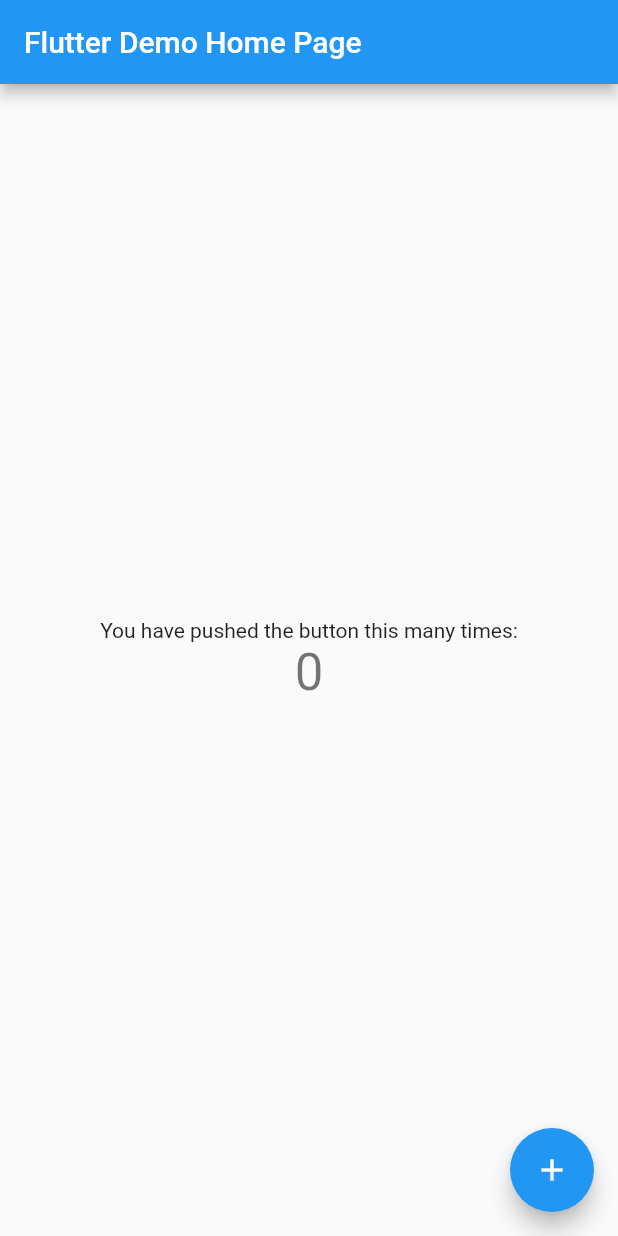
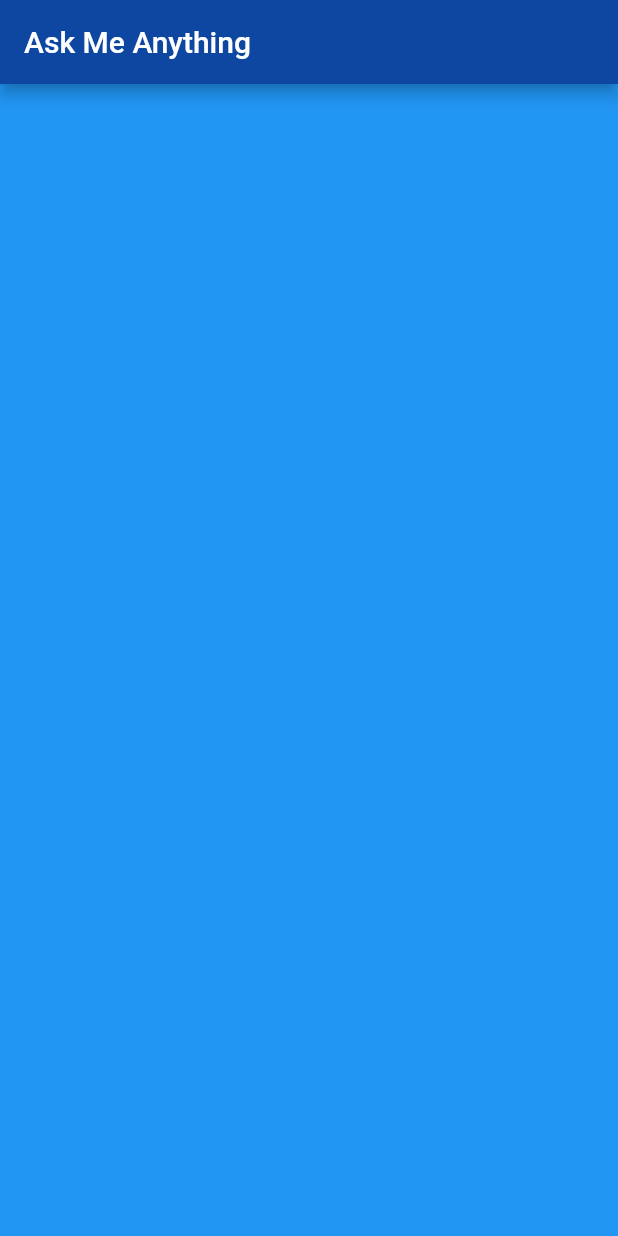
Before and after one commit to Slmdv9/magic_8_ball_flutter, a Flutter app: the screen it shows after launch, on a phone screen of 412 x 824 dp. Run offline on Flutter 3.47's test engine with Material 2 defaults, Android fonts, the phone set to English and light mode, and no system bars.

Commit message:
Step2- Create a Stateless Widget

```diff
--- a/lib/main.dart
+++ b/lib/main.dart
@@ -1,115 +1,25 @@
 import 'package:flutter/material.dart';
 
 void main() {
-  runApp(const MyApp());
+  runApp(
+    const BallPage(),
+  );
 }
 
-class MyApp extends StatelessWidget {
-  const MyApp({super.key});
+class BallPage extends StatelessWidget {
+  const BallPage({super.key});
 
-  // This widget is the root of your application.
   @override
   Widget build(BuildContext context) {
     return MaterialApp(
-      title: 'Flutter Demo',
-      theme: ThemeData(
-        // This is the theme of your application.
-        //
-        // Try running your application with "flutter run". You'll see the
-        // application has a blue toolbar. Then, without quitting the app, try
-        // changing the primarySwatch below to Colors.green and then invoke
-        // "hot reload" (press "r" in the console where you ran "flutter run",
-        // or simply save your changes to "hot reload" in a Flutter IDE).
-        // Notice that the counter didn't reset back to zero; the application
-        // is not restarted.
-        primarySwatch: Colors.blue,
+      home: Scaffold(
+        appBar: AppBar(
+          title: const Text('Ask Me Anything'),
+          backgroundColor: Colors.blue.shade900,
+        ),
+        backgroundColor: Colors.blue,
+        body: Container(),
       ),
-      home: const MyHomePage(title: 'Flutter Demo Home Page'),
     );
   }
 }
-
-class MyHomePage extends StatefulWidget {
-  const MyHomePage({super.key, required this.title});
-
-  // This widget is the home page of your application. It is stateful, meaning
-  // that it has a State object (defined below) that contains fields that affect
-  // how it looks.
-
-  // This class is the configuration for the state. It holds the values (in this
-  // case the title) provided by the parent (in this case the App widget) and
-  // used by the build method of the State. Fields in a Widget subclass are
-  // always marked "final".
-
-  final String title;
-
-  @override
-  State<MyHomePage> createState() => _MyHomePageState();
-}
-
-class _MyHomePageState extends State<MyHomePage> {
-  int _counter = 0;
-
-  void _incrementCounter() {
-    setState(() {
-      // This call to setState tells the Flutter framework that something has
-      // changed in this State, which causes it to rerun the build method below
-      // so that the display can reflect the updated values. If we changed
-      // _counter without calling setState(), then the build method would not be
-      // called again, and so nothing would appear to happen.
-      _counter++;
-    });
-  }
-
-  @override
-  Widget build(BuildContext context) {
-    // This method is rerun every time setState is called, for instance as done
-    // by the _incrementCounter method above.
-    //
-    // The Flutter framework has been optimized to make rerunning build methods
-    // fast, so that you can just rebuild anything that needs updating rather
-    // than having to individually change instances of widgets.
-    return Scaffold(
-      appBar: AppBar(
-        // Here we take the value from the MyHomePage object that was created by
-        // the App.build method, and use it to set our appbar title.
-        title: Text(widget.title),
-      ),
-      body: Center(
-        // Center is a layout widget. It takes a single child and positions it
-        // in the middle of the parent.
-        child: Column(
-          // Column is also a layout widget. It takes a list of children and
-          // arranges them vertically. By default, it sizes itself to fit its
-          // children horizontally, and tries to be as tall as its parent.
-          //
-          // Invoke "debug painting" (press "p" in the console, choose the
-          // "Toggle Debug Paint" action from the Flutter Inspector in Android
-          // Studio, or the "Toggle Debug Paint" command in Visual Studio Code)
-          // to see the wireframe for each widget.
-          //
-          // Column has various properties to control how it sizes itself and
-          // how it positions its children. Here we use mainAxisAlignment to
-          // center the children vertically; the main axis here is the vertical
-          // axis because Columns are vertical (the cross axis would be
-          // horizontal).
-          mainAxisAlignment: MainAxisAlignment.center,
-          children: <Widget>[
-            const Text(
-              'You have pushed the button this many times:',
-            ),
-            Text(
-              '$_counter',
-              style: Theme.of(context).textTheme.headlineMedium,
-            ),
-          ],
-        ),
-      ),
-      floatingActionButton: FloatingActionButton(
-        onPressed: _incrementCounter,
-        tooltip: 'Increment',
-        child: const Icon(Icons.add),
-      ), // This trailing comma makes auto-formatting nicer for build methods.
-    );
-  }
-}
```
Also changed, not shown: pubspec.yaml (+6 -64 lines), images/ball1.png (added), images/ball2.png (added), images/ball3.png (added), images/ball4.png (added), images/ball5.png (added).
